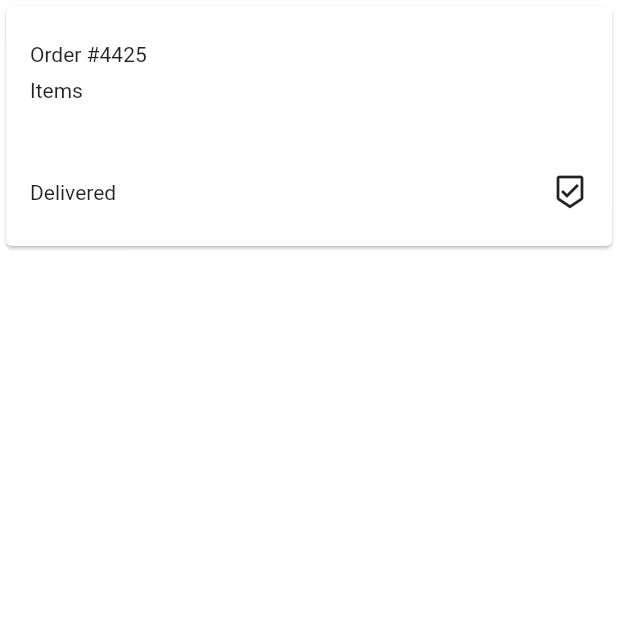
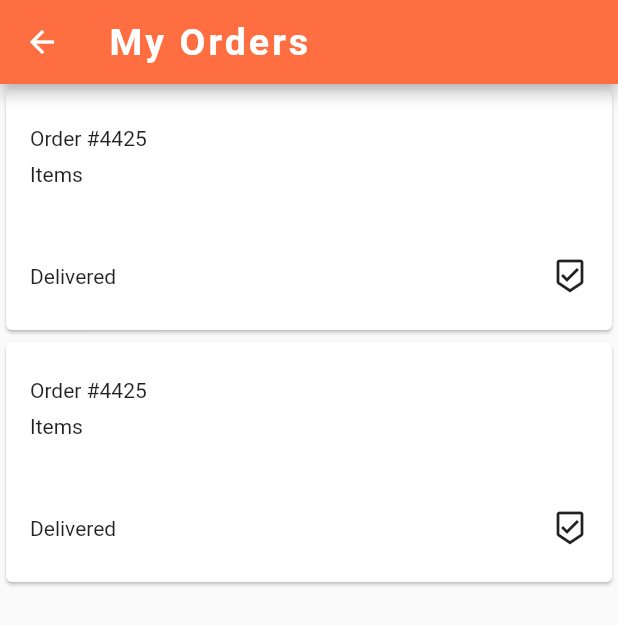
Before and after one commit to Afaqkhan199/Smart_Shopping, a Flutter app: the OrderView screen opened by its route, on a phone screen of 412 x 824 dp. Shown: the top 625 px of the screen. Run offline on Flutter 3.47's test engine with Material 2 defaults, Android fonts, the phone set to English and light mode, and no system bars; our stand-ins replace cloud_firestore, firebase_auth, firebase_core, firebase_database, firebase_storage, image_picker; accounts and stored records are empty.

Commit message:
items list updated

```diff
--- a/lib/Pages/Customer/order_view.dart
+++ b/lib/Pages/Customer/order_view.dart
@@ -1,22 +1,35 @@
 import 'package:flutter/material.dart';
+import 'package:fyp_smart_shopping/components/constants.dart';
 import 'package:intl/intl.dart';
 
-class OrderView extends StatelessWidget {
+
+class OrderView extends StatefulWidget {
   static const String id = 'order_view';
   @override
+  _OrderViewState createState() => _OrderViewState();
+}
+
+class _OrderViewState extends State<OrderView> {
+  @override
   Widget build(BuildContext context) {
-    return Container(
+    return Scaffold(
+    appBar: AppBar(
+      backgroundColor: Colors.deepOrangeAccent,
+      title: Text(
+        'My Orders',
+        style: kAppBarTitleTextStyle,
+      ),
+    ),
+    body: Container(
       child: new ListView.builder(
-          itemCount: 1,
+          itemCount: 2,
           itemBuilder: (BuildContext context, int index) =>
               buildTripCard(context, index)),
+    ),
     );
-
   }
 
-
   Widget buildTripCard(BuildContext context, int index) {
-
     return new Container(
       child: Card(
         child: Padding(
@@ -54,4 +67,5 @@ class OrderView extends StatelessWidget {
       ),
     );
   }
+
 }
```
Also changed, not shown: lib/Pages/Customer/customer_home.dart (+20 -0 lines).
